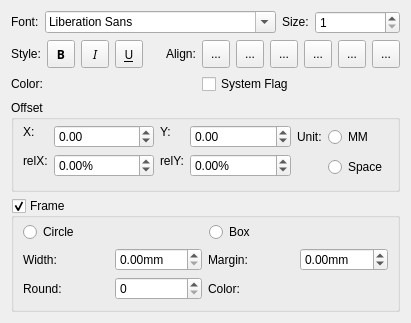
Old version of the form branches/mscore-0-9-6/mscore/mscore/textproperties.ui in the repository musescore/musescore-old.
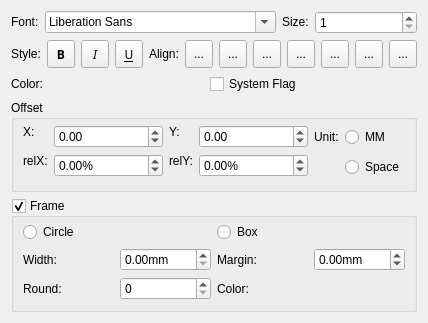
New version of the form. Icons and pictures are not drawn. Custom widgets are drawn as their Qt base class.

Commit message: fix text properties

What changed in the file:
```diff
--- a/branches/mscore-0-9-6/mscore/mscore/textproperties.ui
+++ b/branches/mscore-0-9-6/mscore/mscore/textproperties.ui
@@ -322,6 +322,29 @@
        </property>
       </widget>
      </item>
+     <item>
+      <widget class="QToolButton" name="alignBaseline">
+       <property name="minimumSize">
+        <size>
+         <width>28</width>
+         <height>28</height>
+        </size>
+       </property>
+       <property name="toolTip">
+        <string>center text vertical to text baseline</string>
+       </property>
+       <property name="text">
+        <string>...</string>
+       </property>
+       <property name="icon">
+        <iconset resource="mscore.qrc">
+         <normaloff>:/data/text_vcenter.svg</normaloff>:/data/text_vcenter.svg</iconset>
+       </property>
+       <property name="checkable">
+        <bool>true</bool>
+       </property>
+      </widget>
+     </item>
      <item>
       <widget class="QToolButton" name="alignBottom">
        <property name="minimumSize">
```
The commit also changes 1 other file.
